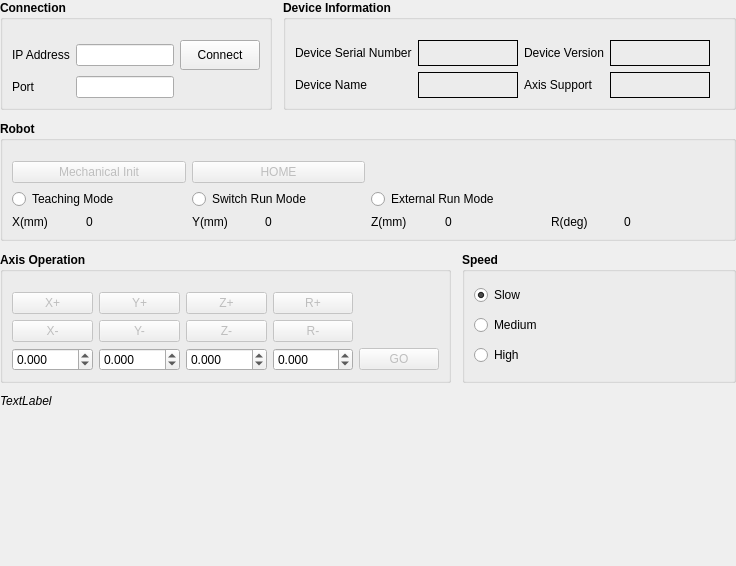
This is MetaCommLib/janome/src/JanomeControlForm.ui in metavisionvn/MetaCommunicationLib as Qt 5 draws it before an edit. The edited form follows.
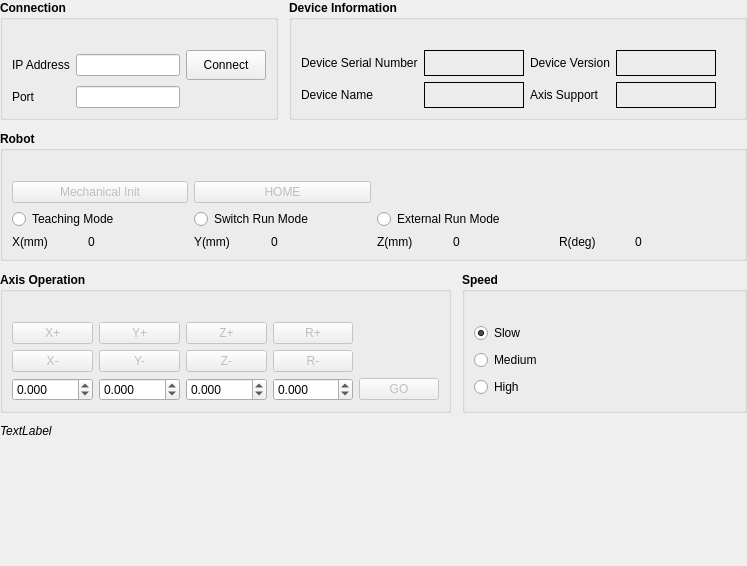
This is the edited form.

Commit message: Fix UI issue on Raspberry

Diff of the .ui file:
```diff
--- a/MetaCommLib/janome/src/JanomeControlForm.ui
+++ b/MetaCommLib/janome/src/JanomeControlForm.ui
@@ -6,7 +6,7 @@
    <rect>
     <x>0</x>
     <y>0</y>
-    <width>736</width>
+    <width>747</width>
     <height>566</height>
    </rect>
   </property>
@@ -54,7 +54,7 @@
      </property>
      <layout class="QGridLayout" name="gridLayout_3">
       <property name="topMargin">
-       <number>20</number>
+       <number>30</number>
       </property>
       <item row="2" column="1">
        <layout class="QHBoxLayout" name="horizontalLayout_4">
@@ -298,7 +298,7 @@
        </property>
        <layout class="QGridLayout" name="gridLayout_2">
         <property name="topMargin">
-         <number>20</number>
+         <number>30</number>
         </property>
         <item row="1" column="0">
          <widget class="QLabel" name="label_12">
@@ -367,7 +367,7 @@
        </property>
        <layout class="QGridLayout" name="gridLayout">
         <property name="topMargin">
-         <number>20</number>
+         <number>30</number>
         </property>
         <item row="0" column="0">
          <widget class="QLabel" name="label_9">
@@ -527,7 +527,7 @@
        </property>
        <layout class="QGridLayout" name="gridLayout_4">
         <property name="topMargin">
-         <number>20</number>
+         <number>30</number>
         </property>
         <item row="3" column="5">
          <widget class="QPushButton" name="sendBtn">
@@ -791,6 +791,9 @@
         <string>Speed</string>
        </property>
        <layout class="QVBoxLayout" name="verticalLayout">
+        <property name="topMargin">
+         <number>30</number>
+        </property>
         <item>
          <widget class="QRadioButton" name="ctrlRadioSpeedSlow">
           <property name="font">
```
The commit also changes 2 other files.
